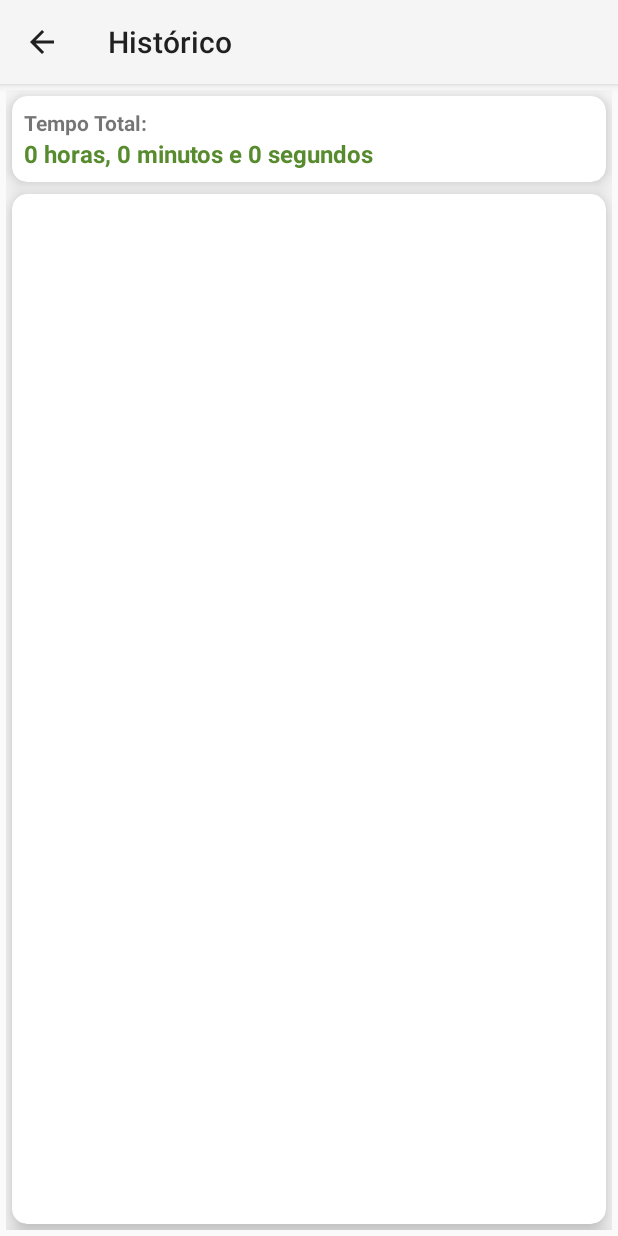
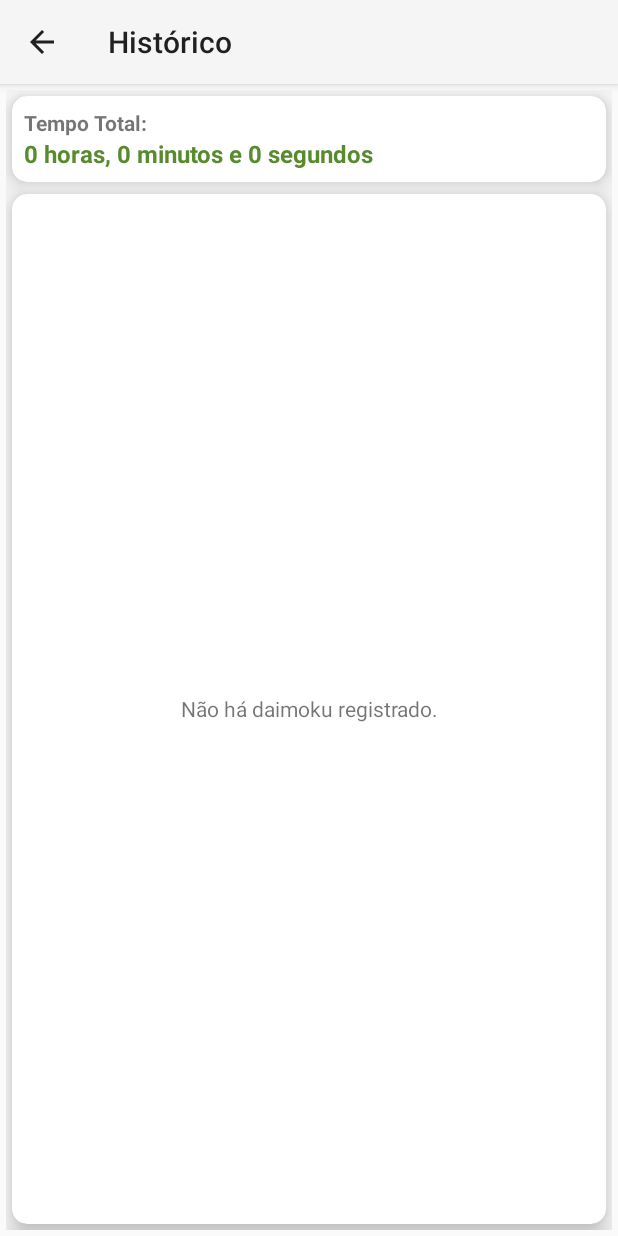
Before and after one commit to matheusbaltazaar/Kossen, an Android app: the HistoryActivity screen opened directly, with no data from a screen before it, on a phone screen of 412 x 824 dp. Run offline under Robolectric (Android 15) with nearby library versions, the phone set to English and light mode, and no system bars.

Commit message:
Update 4

```diff
--- a/app/src/main/java/com/baltazarstudio/kossen/ui/HistoryActivity.java
+++ b/app/src/main/java/com/baltazarstudio/kossen/ui/HistoryActivity.java
@@ -30,10 +30,10 @@ public class HistoryActivity extends AppCompatActivity {
         Database database = new Database(this);
         List<Daimoku> daimokuList = database.getAllDaimoku();
 
-
         TextView totalTime = findViewById(R.id.history_total_time);
         totalTime.setText(getTotalTimeFormatted(daimokuList));
 
+        if (daimokuList.size() != 0) {
             ListView listHistorico = findViewById(R.id.listview_history);
             listHistorico.setAdapter(new MetaAdapter(this, daimokuList));
             listHistorico.setOnItemClickListener(new AdapterView.OnItemClickListener() {
@@ -43,7 +43,9 @@ public class HistoryActivity extends AppCompatActivity {
                     createDialogDaimoku(daimoku);
                 }
             });
-
+        } else {
+            findViewById(R.id.tv_daimoku_not_found).setVisibility(View.VISIBLE);
+        }
 
     }
 
--- a/app/src/main/res/drawable/background_edittext_daimoku_info.xml
+++ b/app/src/main/res/drawable/background_edittext_daimoku_info.xml
@@ -3,6 +3,7 @@
     <item android:state_focused="true">
         <shape android:shape="rectangle">
             <stroke android:width="1dp" android:color="@color/colorPrimary" />
+            <corners android:radius="5dp" />
         </shape>
 
     </item>
@@ -10,6 +11,7 @@
     <item>
         <shape android:shape="rectangle">
             <stroke android:width="1dp" android:color="@android:color/darker_gray" />
+            <corners android:radius="5dp" />
         </shape>
 
     </item>
--- a/app/src/main/res/layout/activity_history.xml
+++ b/app/src/main/res/layout/activity_history.xml
@@ -47,11 +47,20 @@
         app:cardCornerRadius="10dp"
         app:cardElevation="10dp">
 
+        <TextView
+            android:id="@+id/tv_daimoku_not_found"
+            android:layout_width="match_parent"
+            android:layout_height="match_parent"
+            android:gravity="center"
+            android:text="@string/all_history_label_daimoku_not_found"
+            android:visibility="gone" />
+
         <ListView
             android:id="@+id/listview_history"
             android:layout_width="match_parent"
             android:layout_height="match_parent"
-            android:layout_margin="8dp" />
+            android:layout_margin="8dp"
+            tools:visibility="visible" />
     </android.support.v7.widget.CardView>
 
 </LinearLayout>
--- a/app/src/main/res/values/strings.xml
+++ b/app/src/main/res/values/strings.xml
@@ -31,6 +31,7 @@
     <string name="all_alert_edittext_hint_info">Você pode escrever o motivo do daimoku, o itai-doshin etc… Fique a vontade =)</string>
     <string name="all_alert_label_info">Informações</string>
     <string name="all_alert_label_register_when">Data:</string>
+    <string name="all_history_label_daimoku_not_found">Não há daimoku registrado.</string>
 
     <string-array name="array_sounds">
         <item>Camila Cabello Havana</item>
```
Lines whose indentation alone changed are shown as unchanged.
